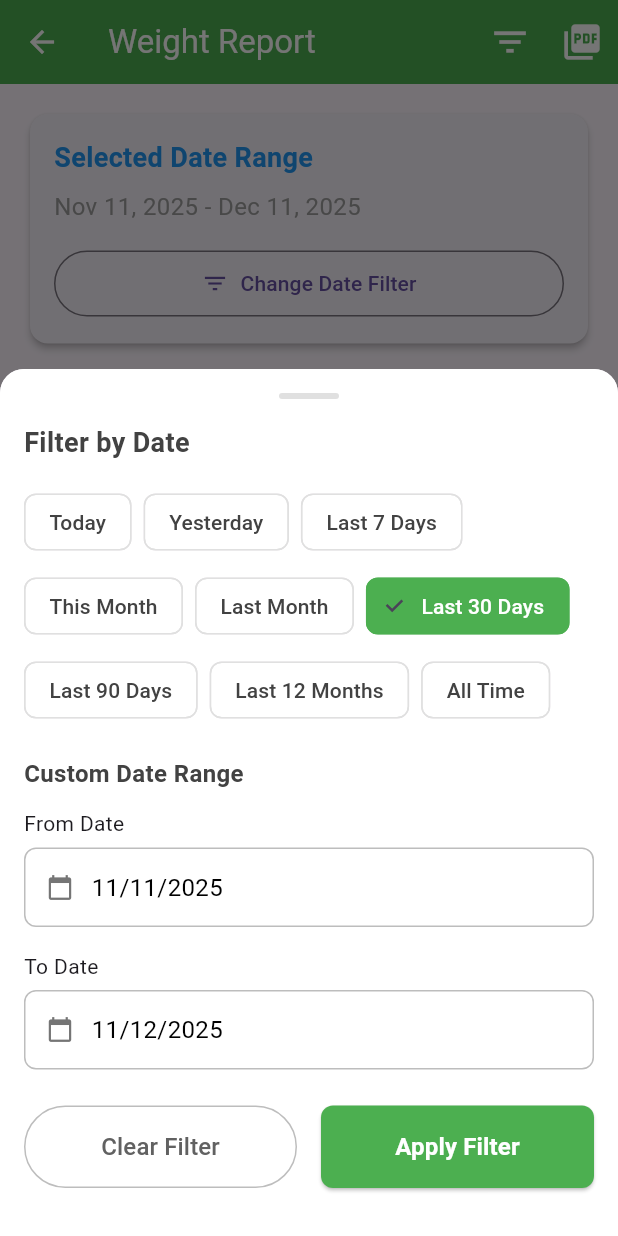
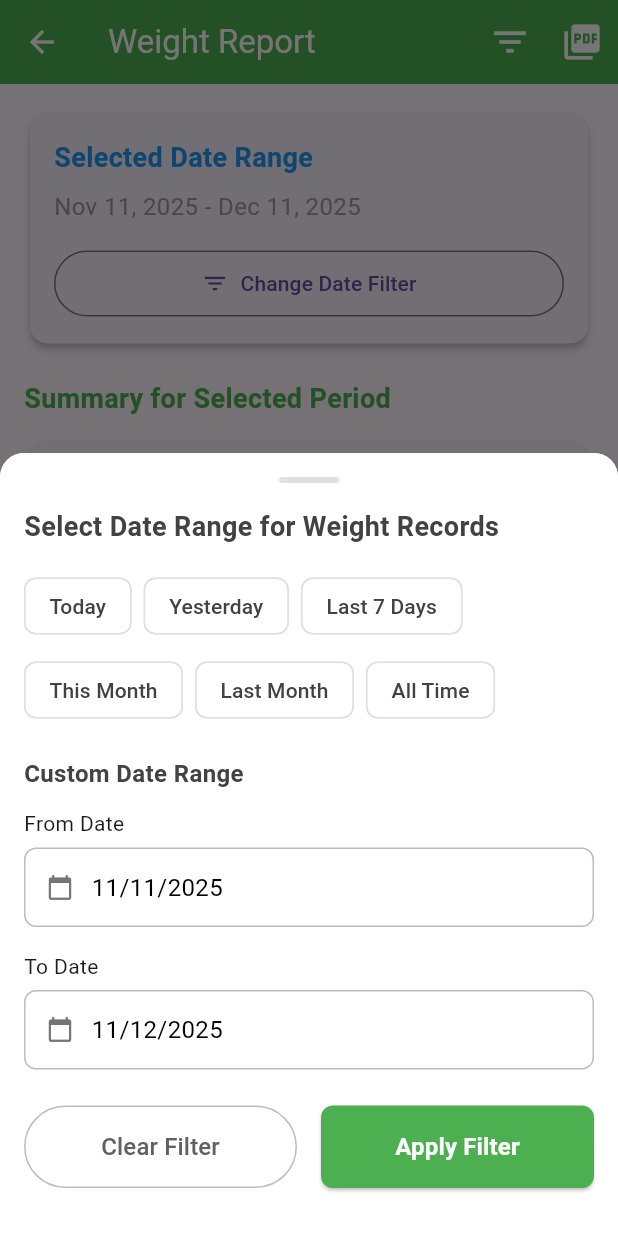
Before and after one commit to Althafsyed877/mygoatmanager, a Flutter app: the WeightReportPage screen opened directly, after a tap on "Change Date Filter", on a phone screen of 412 x 824 dp. Run offline on Flutter 3.47's test engine with Material 3 defaults, Android fonts, the phone set to English and light mode, and no system bars; our stand-ins replace fl_chart, image_picker, pdf, printing, share_plus, shared_preferences; accounts and stored records are empty.

Commit message:
11-12-2025 Af2

```diff
--- a/lib/pages/weight_report_page.dart
+++ b/lib/pages/weight_report_page.dart
@@ -18,8 +18,7 @@ class WeightReportPage extends StatefulWidget {
 class _WeightReportPageState extends State<WeightReportPage> {
   List<Goat> _allGoats = []; // All goats from database
   List<Goat> _goatsWithWeightInRange = []; // Goats with weight IN DATE RANGE
-  List<Goat> _goatsWithoutWeightInRange = []; // Goats without weight IN DATE RANGE
-  List<Goat> _allGoatsInDateRange = []; // All goats that EXIST in date range
+  List<Goat> _goatsWithoutWeightInRange = []; // Goats without weight IN DATE RANGE (or without dates in range)
   bool _isLoading = true;
 
   // Date variables
@@ -56,9 +55,8 @@ class _WeightReportPageState extends State<WeightReportPage> {
       print('=== Weight Report Data ===');
       print('Total goats in database: ${_allGoats.length}');
       print('Date range: ${_getFormattedDateRange()}');
-      print('All goats in date range: ${_allGoatsInDateRange.length}');
-      print('With weight data: ${_goatsWithWeightInRange.length}');
-      print('Without weight data: ${_goatsWithoutWeightInRange.length}');
+      print('Goats with weight IN RANGE: ${_goatsWithWeightInRange.length}');
+      print('Goats without weight IN RANGE: ${_goatsWithoutWeightInRange.length}');
     }
 
     setState(() { _isLoading = false; });
@@ -66,17 +64,13 @@ class _WeightReportPageState extends State<WeightReportPage> {
 
   void _applyDateFilter() {
     // Reset lists
-    _allGoatsInDateRange = [];
     _goatsWithWeightInRange = [];
     _goatsWithoutWeightInRange = [];
 
     if (_fromDate == null || _toDate == null) {
-      // If no dates selected, show ALL goats
-      _allGoatsInDateRange = _allGoats;
-
-      // Categorize all goats based on whether they have ANY weight data
+      // If no dates selected, show ALL goats with ANY weight data
       for (var goat in _allGoats) {
-        if (_hasWeightData(goat)) {
+        if (_hasAnyWeightData(goat)) {
           _goatsWithWeightInRange.add(goat);
         } else {
           _goatsWithoutWeightInRange.add(goat);
@@ -93,50 +87,88 @@ class _WeightReportPageState extends State<WeightReportPage> {
     print('From: ${DateFormat('yyyy-MM-dd').format(startDate)}');
     print('To: ${DateFormat('yyyy-MM-dd').format(endDate)}');
 
-    // First, find all goats that EXISTED during the date range
-    // (based on birth date or entry date)
     for (var goat in _allGoats) {
-      bool isGoatInDateRange = false;
+      print('=== Checking goat: ${goat.tagNo} ===');
 
-      // Check if goat was alive/existed during the date range
-      // Try to parse birth date
-      if (goat.dateOfBirth != null && goat.dateOfBirth!.isNotEmpty) {
-        final birthDate = _tryParseDate(goat.dateOfBirth!);
-        if (birthDate != null && birthDate.isBefore(endDate.add(const Duration(days: 1)))) {
-          isGoatInDateRange = true;
-        } else if (birthDate == null) {
-          // If date can't be parsed, include the goat (for backward compatibility)
-          isGoatInDateRange = true;
+      // Debug: Print weight history
+      if (goat.weightHistory != null && goat.weightHistory!.isNotEmpty) {
+        print('Weight history entries: ${goat.weightHistory!.length}');
+        for (var record in goat.weightHistory!) {
+          print('  Record: date="${record['date']}", weight="${record['weight']}"');
+        }
+      } else {
+        print('No weight history');
+      }
+
+      bool hasWeightInDateRange = false;
+      String? latestWeightInRange;
+      DateTime? latestWeightDate;
+
+      // FIRST and ONLY check: Check weight history for dates in range
+      if (goat.weightHistory != null && goat.weightHistory!.isNotEmpty) {
+        for (var record in goat.weightHistory!) {
+          if (record['date'] != null && record['weight'] != null) {
+            try {
+              final weightDateStr = record['date'].toString();
+              final weight = record['weight'].toString();
+
+              // Try to parse the date
+              DateTime? weightDate = _tryParseDate(weightDateStr);
+
+              if (weightDate != null) {
+                // Check if this weight record is within the selected date range
+                if (weightDate.isAfter(startDate.subtract(const Duration(days: 1))) &&
+                    weightDate.isBefore(endDate.add(const Duration(days: 1)))) {
+                  hasWeightInDateRange = true;
+
+                  // Track the latest weight in this range
+                  if (latestWeightDate == null || weightDate.isAfter(latestWeightDate)) {
+                    latestWeightDate = weightDate;
+                    latestWeightInRange = weight;
+                  }
+
+                  print('✓ ${goat.tagNo} has weight recorded on ${DateFormat('yyyy-MM-dd').format(weightDate)}: $weight');
+                } else {
+                  print('✗ ${goat.tagNo} weight date ${DateFormat('yyyy-MM-dd').format(weightDate)} is NOT in range');
+                }
+              } else {
+                print('✗ ${goat.tagNo} could not parse date: "$weightDateStr"');
+              }
+            } catch (e) {
+              print('✗ ${goat.tagNo} error parsing weight record: $e');
+            }
+          }
         }
       }
 
-      // If still not in range, try entry date
-      if (!isGoatInDateRange && goat.dateOfEntry != null && goat.dateOfEntry!.isNotEmpty) {
-        final entryDate = _tryParseDate(goat.dateOfEntry!);
-        if (entryDate != null && entryDate.isBefore(endDate.add(const Duration(days: 1)))) {
-          isGoatInDateRange = true;
-        } else if (entryDate == null) {
-          // If date can't be parsed, include the goat
-          isGoatInDateRange = true;
-        }
-      }
+      // SECOND: Check current weight - BUT ONLY IF we can't trust weight history
+      // Actually, for weight report, we should NOT include current weight without date
+      // because we don't know when it was recorded
+      // So we skip this part
 
-      // If no dates at all, include the goat (for backward compatibility)
-      if (!isGoatInDateRange &&
-          (goat.dateOfBirth == null || goat.dateOfBirth!.isEmpty) &&
-          (goat.dateOfEntry == null || goat.dateOfEntry!.isEmpty)) {
-        isGoatInDateRange = true;
-      }
-
-      if (isGoatInDateRange) {
-        _allGoatsInDateRange.add(goat);
-
-        // Now check if this goat has weight data
-        if (_hasWeightData(goat)) {
-          _goatsWithWeightInRange.add(goat);
+      if (hasWeightInDateRange) {
+        // Create a temporary goat with the latest weight from the date range
+        final goatInRange = Goat(
+          tagNo: goat.tagNo,
+          name: goat.name,
+          breed: goat.breed,
+          gender: goat.gender,
+          goatStage: goat.goatStage,
+          dateOfBirth: goat.dateOfBirth,
+          dateOfEntry: goat.dateOfEntry,
+          weight: latestWeightInRange, // Use weight from the date range
+          group: goat.group,
+          obtained: goat.obtained,
+          motherTag: goat.motherTag,
+          fatherTag: goat.fatherTag,
+          notes: goat.notes,
+          photoPath: goat.photoPath,
+          weightHistory: goat.weightHistory,
+        );
+        _goatsWithWeightInRange.add(goatInRange);
       } else {
+        // Goat has no weight recorded in this date range
         _goatsWithoutWeightInRange.add(goat);
-        }
       }
     }
 
@@ -145,44 +177,97 @@ class _WeightReportPageState extends State<WeightReportPage> {
     _goatsWithoutWeightInRange.sort((a, b) => a.tagNo.compareTo(b.tagNo));
 
     print('=== Filter Results ===');
-    print('Goats that existed in date range: ${_allGoatsInDateRange.length}');
-    print('Goats with weight data: ${_goatsWithWeightInRange.length}');
-    print('Goats without weight data: ${_goatsWithoutWeightInRange.length}');
+    print('Goats with weight RECORDED IN DATE RANGE: ${_goatsWithWeightInRange.length}');
+    print('Goats WITHOUT weight recorded in date range: ${_goatsWithoutWeightInRange.length}');
   }
 
-  // Helper method to parse dates with different formats
+  // Improved date parsing method
   DateTime? _tryParseDate(String dateStr) {
+    if (dateStr.isEmpty) return null;
+
+    // Clean the string
+    dateStr = dateStr.trim();
+
+    // Try standard DateTime.parse first
     try {
-      // Try standard DateTime.parse first
       return DateTime.parse(dateStr);
     } catch (e1) {
-      try {
+      print('Standard parse failed for: $dateStr');
+    }
+
     // Try common date formats
     final formats = [
-          DateFormat('dd/MM/yyyy'),
-          DateFormat('dd-MM-yyyy'),
-          DateFormat('MM/dd/yyyy'),
-          DateFormat('MM-dd-yyyy'),
-          DateFormat('yyyy/MM/dd'),
-          DateFormat('yyyy-MM-dd'),
+      'yyyy-MM-dd',
+      'dd/MM/yyyy',
+      'dd-MM-yyyy',
+      'MM/dd/yyyy',
+      'MM-dd-yyyy',
+      'yyyy/MM/dd',
+      'dd MMM yyyy',
+      'MMM dd, yyyy',
     ];
 
     for (var format in formats) {
       try {
-            return format.parse(dateStr);
+        return DateFormat(format).parse(dateStr);
       } catch (e) {
         continue;
       }
     }
-      } catch (e2) {
-        return null;
+
+    // Try to extract date from string (e.g., "2024-12-10 10:30:00.000")
+    try {
+      // Extract first part before space
+      final parts = dateStr.split(' ');
+      if (parts.isNotEmpty) {
+        return DateTime.parse(parts[0]);
+      }
+    } catch (e) {
+      // Ignore
+    }
+
+    // Try manual parsing
+    try {
+      // Look for common separators
+      String? separator;
+      if (dateStr.contains('/')) separator = '/';
+      else if (dateStr.contains('-')) separator = '-';
+      else if (dateStr.contains('.')) separator = '.';
+
+      if (separator != null) {
+        final parts = dateStr.split(separator);
+        if (parts.length == 3) {
+          // Try different orders
+          List<List<int>> orders = [
+            [2, 1, 0], // yyyy-MM-dd
+            [0, 1, 2], // dd-MM-yyyy
+            [2, 0, 1], // MM-dd-yyyy
+          ];
+
+          for (var order in orders) {
+            try {
+              final y = int.tryParse(parts[order[0]]);
+              final m = int.tryParse(parts[order[1]]);
+              final d = int.tryParse(parts[order[2]]);
+
+              if (y != null && m != null && d != null && y > 1900 && y < 2100) {
+                return DateTime(y, m, d);
+              }
+            } catch (e) {
+              continue;
             }
           }
+        }
+      }
+    } catch (e) {
+      print('Manual parse failed for: $dateStr');
+    }
+
     return null;
   }
 
-  // Check if goat has any weight data (current weight or weight history)
-  bool _hasWeightData(Goat goat) {
+  // Check if goat has ANY weight data at all (for "All Time" view)
+  bool _hasAnyWeightData(Goat goat) {
     // Check current weight
     if (goat.weight != null && goat.weight!.isNotEmpty && goat.weight != "0") {
       return true;
@@ -206,10 +291,10 @@ class _WeightReportPageState extends State<WeightReportPage> {
       for (var record in goat.weightHistory!) {
         if (record['date'] != null && record['weight'] != null) {
           try {
-            final weightDate = DateTime.parse(record['date'].toString());
+            final weightDate = _tryParseDate(record['date'].toString());
             final weight = record['weight'].toString();
 
-            if (latestDate == null || weightDate.isAfter(latestDate)) {
+            if (weightDate != null && (latestDate == null || weightDate.isAfter(latestDate))) {
               latestDate = weightDate;
               latestWeight = weight;
             }
@@ -235,6 +320,12 @@ class _WeightReportPageState extends State<WeightReportPage> {
     }
 
     final format = DateFormat('MMM dd, yyyy');
+
+    // Check if it's a single day
+    if (_isSameDay(_fromDate!, _toDate!)) {
+      return format.format(_fromDate!);
+    }
+
     return '${format.format(_fromDate!)} - ${format.format(_toDate!)}';
   }
 
@@ -276,7 +367,7 @@ class _WeightReportPageState extends State<WeightReportPage> {
                   ),
                 ),
                 Text(
-                  'Filter by Date',
+                  'Select Date Range for Weight Records',
                   style: TextStyle(
                     fontWeight: FontWeight.bold,
                     fontSize: isSmallScreen ? 16 : 18,
@@ -293,9 +384,6 @@ class _WeightReportPageState extends State<WeightReportPage> {
                     _buildDateChip('Last 7 Days', isSmallScreen),
                     _buildDateChip('This Month', isSmallScreen),
                     _buildDateChip('Last Month', isSmallScreen),
-                    _buildDateChip('Last 30 Days', isSmallScreen),
-                    _buildDateChip('Last 90 Days', isSmallScreen),
-                    _buildDateChip('Last 12 Months', isSmallScreen),
                     _buildDateChip('All Time', isSmallScreen),
                   ],
                 ),
@@ -480,21 +568,6 @@ class _WeightReportPageState extends State<WeightReportPage> {
           isSelected = _isSameDay(_fromDate!, firstDayLastMonth) &&
                       _isSameDay(_toDate!, lastDayLastMonth);
           break;
-        case 'Last 30 Days':
-          final monthAgo = now.subtract(const Duration(days: 30));
-          isSelected = _isSameDay(_fromDate!, monthAgo) &&
-                      _isSameDay(_toDate!, now);
-          break;
-        case 'Last 90 Days':
-          final quarterAgo = now.subtract(const Duration(days: 90));
-          isSelected = _isSameDay(_fromDate!, quarterAgo) &&
-                      _isSameDay(_toDate!, now);
-          break;
-        case 'Last 12 Months':
-          final yearAgo = now.subtract(const Duration(days: 365));
-          isSelected = _isSameDay(_fromDate!, yearAgo) &&
-                      _isSameDay(_toDate!, now);
-          break;
         case 'All Time':
           isSelected = _fromDate == null && _toDate == null;
           break;
@@ -541,24 +614,6 @@ class _WeightReportPageState extends State<WeightReportPage> {
             setState(() {
               _fromDate = firstDayLastMonth;
               _toDate = lastDayLastMonth;
-            });
-            break;
-          case 'Last 30 Days':
-            setState(() {
-              _fromDate = now.subtract(const Duration(days: 30));
-              _toDate = now;
-            });
-            break;
-          case 'Last 90 Days':
-            setState(() {
-              _fromDate = now.subtract(const Duration(days: 90));
-              _toDate = now;
-            });
-            break;
-          case 'Last 12 Months':
-            setState(() {
-              _fromDate = now.subtract(const Duration(days: 365));
-              _toDate = now;
             });
             break;
           case 'All Time':
@@ -686,11 +741,11 @@ class _WeightReportPageState extends State<WeightReportPage> {
                   children: [
                     _buildPdfRow('Date Range:', _getFormattedDateRange()),
                     pw.SizedBox(height: 6),
-                    _buildPdfRow('Goats in Date Range:', '${_allGoatsInDateRange.length}'),
+                    _buildPdfRow('Total Goats in Database:', '${_allGoats.length}'),
                     pw.SizedBox(height: 6),
-                    _buildPdfRow('With Weight Data:', '${_goatsWithWeightInRange.length}'),
+                    _buildPdfRow('With weight recorded IN RANGE:', '${_goatsWithWeightInRange.length}'),
                     pw.SizedBox(height: 6),
-                    _buildPdfRow('Without Weight Data:', '${_goatsWithoutWeightInRange.length}'),
+                    _buildPdfRow('Without weight recorded IN RANGE:', '${_goatsWithoutWeightInRange.length}'),
                   ],
                 ),
               ),
@@ -700,7 +755,7 @@ class _WeightReportPageState extends State<WeightReportPage> {
               // Detailed Table
               if (_goatsWithWeightInRange.isNotEmpty) ...[
                 pw.Text(
-                  'GOATS WITH WEIGHT DATA (${_goatsWithWeightInRange.length})',
+                  'GOATS WITH WEIGHT RECORDED IN DATE RANGE (${_goatsWithWeightInRange.length})',
                   style: pw.TextStyle(
                     fontSize: 14,
                     fontWeight: pw.FontWeight.bold,
@@ -737,7 +792,7 @@ class _WeightReportPageState extends State<WeightReportPage> {
                         pw.Padding(
                           padding: const pw.EdgeInsets.all(8),
                           child: pw.Text(
-                            'Weight',
+                            'Latest Weight in Range',
                             style: pw.TextStyle(
                               color: pdf.PdfColors.white,
                               fontWeight: pw.FontWeight.bold,
@@ -770,7 +825,7 @@ class _WeightReportPageState extends State<WeightReportPage> {
                           ),
                           pw.Padding(
                             padding: const pw.EdgeInsets.all(8),
-                            child: pw.Text(_getLatestWeight(goat) ?? 'N/A'),
+                            child: pw.Text(goat.weight ?? 'N/A'),
                           ),
                           pw.Padding(
                             padding: const pw.EdgeInsets.all(8),
@@ -898,7 +953,7 @@ class _WeightReportPageState extends State<WeightReportPage> {
 
                   const SizedBox(height: 20),
 
-                  // Summary Section - CORRECTED LOGIC
+                  // Summary Section - SIMPLIFIED AND CORRECT
                   Text(
                     'Summary for Selected Period',
                     style: const TextStyle(
@@ -918,7 +973,7 @@ class _WeightReportPageState extends State<WeightReportPage> {
                       padding: const EdgeInsets.all(16),
                       child: Column(
                         children: [
-                          // Goats in Date Range (NOT total goats)
+                          // Total Goats in Database
                           ListTile(
                             contentPadding: EdgeInsets.zero,
                             leading: Container(
@@ -931,11 +986,11 @@ class _WeightReportPageState extends State<WeightReportPage> {
                               child: const Icon(Icons.agriculture, color: Colors.green),
                             ),
                             title: const Text(
-                              'Goats in Date Range',
+                              'Total Goats in Database',
                               style: TextStyle(fontSize: 16),
                             ),
                             trailing: Text(
-                              '${_allGoatsInDateRange.length}',
+                              '${_allGoats.length}',
                               style: const TextStyle(
                                 fontSize: 24,
                                 fontWeight: FontWeight.bold,
@@ -945,7 +1000,7 @@ class _WeightReportPageState extends State<WeightReportPage> {
                           ),
                           const Divider(),
 
-                          // Goats WITH Weight in Date Range
+                          // Goats WITH Weight recorded IN Date Range
                           ListTile(
                             contentPadding: EdgeInsets.zero,
                             leading: Container(
@@ -958,7 +1013,7 @@ class _WeightReportPageState extends State<WeightReportPage> {
                               child: const Icon(Icons.check_circle, color: Colors.blue),
                             ),
                             title: const Text(
-                              'With Weight Data',
+                              'With Weight Recorded IN RANGE',
                               style: TextStyle(fontSize: 16),
                             ),
                             trailing: Text(
@@ -972,7 +1027,7 @@ class _WeightReportPageState extends State<WeightReportPage> {
                           ),
                           const Divider(),
 
-                          // Goats WITHOUT Weight in Date Range
+                          // Goats WITHOUT Weight recorded IN Date Range
                           ListTile(
                             contentPadding: EdgeInsets.zero,
                             leading: Container(
@@ -985,7 +1040,7 @@ class _WeightReportPageState extends State<WeightReportPage> {
                               child: const Icon(Icons.warning, color: Colors.orange),
                             ),
                             title: const Text(
-                              'Without Weight Data',
+                              'Without Weight Recorded IN RANGE',
                               style: TextStyle(fontSize: 16),
                             ),
                             trailing: Text(
@@ -1004,56 +1059,43 @@ class _WeightReportPageState extends State<WeightReportPage> {
 
                   const SizedBox(height: 20),
 
-                  // Performance Card
+                  // Important Note
+                  Container(
+                    padding: const EdgeInsets.all(12),
+                    decoration: BoxDecoration(
+                      color: Colors.yellow[50],
+                      borderRadius: BorderRadius.circular(8),
+                      border: Border.all(color: Colors.yellow[200]!),
+                    ),
+                    child: Column(
+                      crossAxisAlignment: CrossAxisAlignment.start,
+                      children: [
+                        const Row(
+                          children: [
+                            Icon(Icons.info, color: Colors.orange, size: 20),
+                            SizedBox(width: 8),
                             Text(
-                    'Detailed Report',
-                    style: const TextStyle(
-                      fontSize: 18,
+                              'Important:',
+                              style: TextStyle(
                                 fontWeight: FontWeight.bold,
-                      color: Colors.purple,
-                    ),
-                  ),
-                  const SizedBox(height: 12),
-
-                  Card(
-                    elevation: 2,
-                    shape: RoundedRectangleBorder(
-                      borderRadius: BorderRadius.circular(12),
-                    ),
-                    child: Padding(
-                      padding: const EdgeInsets.all(20),
-                      child: Column(
-                        children: [
-                          Icon(
-                            Icons.picture_as_pdf,
-                            size: 48,
-                            color: Colors.orange[700],
-                          ),
-                          const SizedBox(height: 16),
-                          Text(
-                            'Export detailed weight report',
-                            textAlign: TextAlign.center,
-                            style: const TextStyle(
-                              fontSize: 16,
-                              fontWeight: FontWeight.w500,
                                 color: Colors.orange,
                               ),
                             ),
+                          ],
+                        ),
                         const SizedBox(height: 8),
                         Text(
-                            '${_goatsWithWeightInRange.length} goats with weight data in selected date range',
-                            textAlign: TextAlign.center,
-                            style: const TextStyle(
-                              fontSize: 14,
-                              color: Colors.grey,
+                          'This report ONLY shows goats that have weight records (from weight history) with dates that fall within the selected date range. Current weight without date history is NOT included.',
+                          style: TextStyle(
+                            fontSize: 12,
+                            color: Colors.orange[800],
                           ),
                         ),
                       ],
                     ),
                   ),
-                  ),
 
-                  const SizedBox(height: 24),
+                  const SizedBox(height: 20),
 
                   // PDF export button
                   SizedBox(
```
Lines whose indentation alone changed are shown as unchanged.
